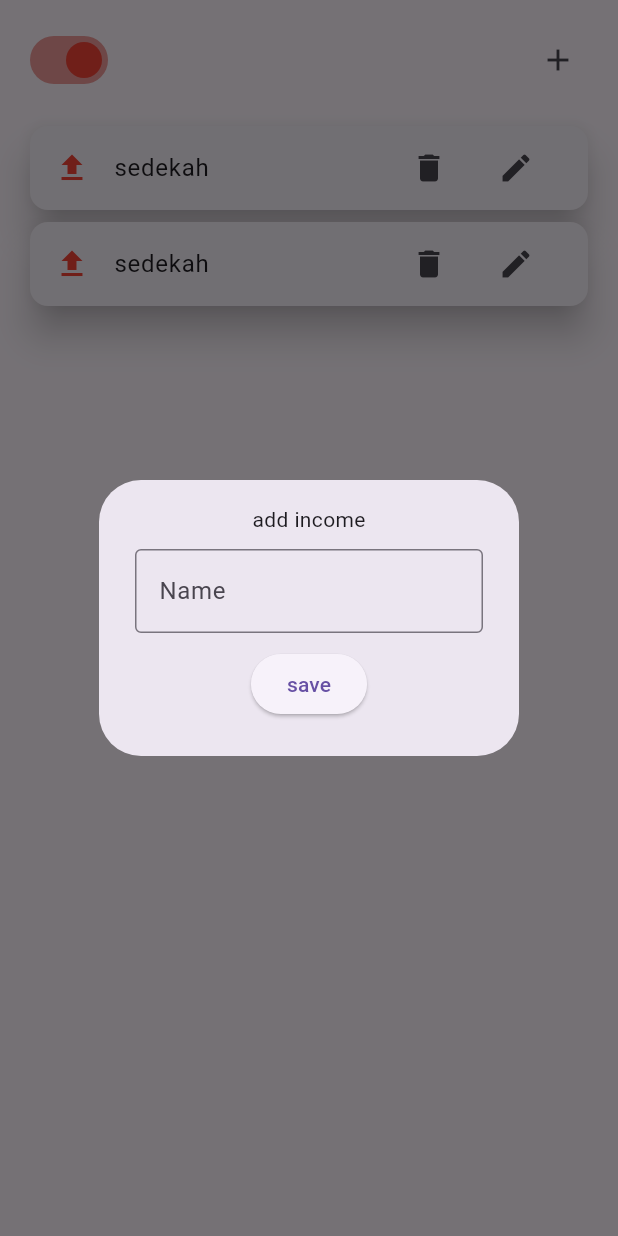
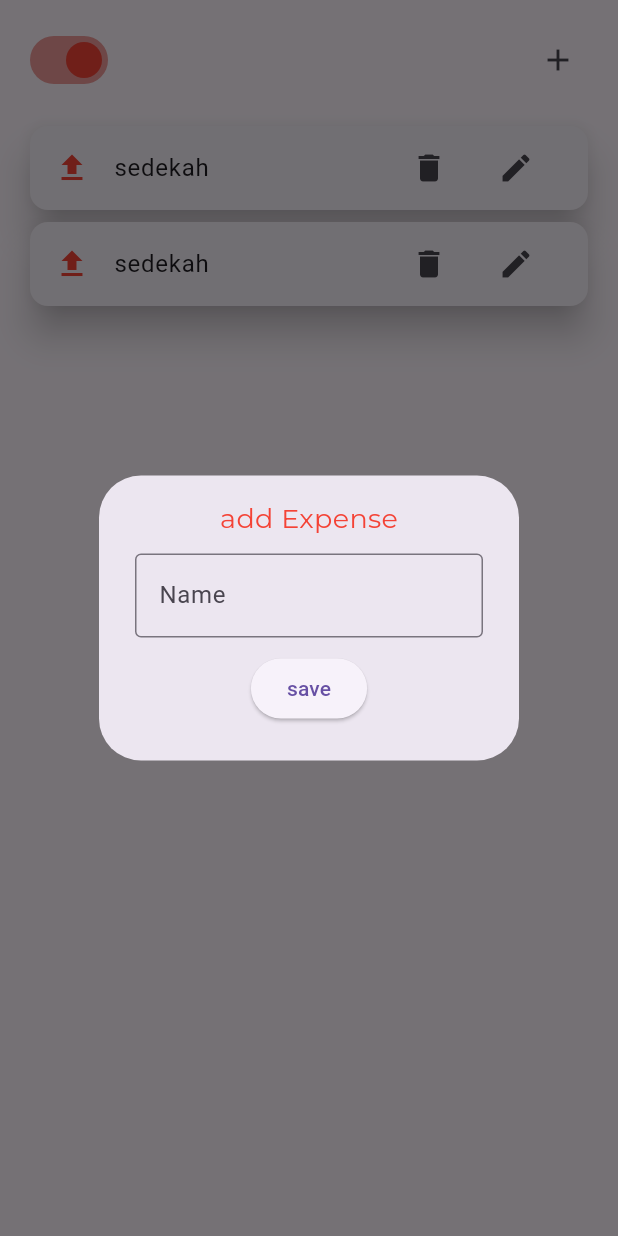
Before and after one commit to ZidannAR/MoneyTracker, a Flutter app: the CategoryPage widget shown alone on an empty page, opened directly, after a tap on the "add" icon, on a phone screen of 412 x 824 dp. Run offline on Flutter 3.47's test engine with Material 3 defaults, Android fonts, the phone set to English and light mode, and no system bars; our stand-ins replace google_fonts; missing offline and left inert: calendar_appbar.

Commit message:
menambahkan style pada modal

```diff
--- a/lib/pages/category_page.dart
+++ b/lib/pages/category_page.dart
@@ -1,4 +1,5 @@
 import 'package:flutter/material.dart';
+import 'package:google_fonts/google_fonts.dart';
 
 class CategoryPage extends StatefulWidget {
   const CategoryPage({super.key});
@@ -17,7 +18,7 @@ class _CategoryPageState extends State<CategoryPage> {
           child: Center(
             child: Column(
               children: [
-                Text("add income"),
+                Text((isExpense)?"add Expense":"add income", style: GoogleFonts.montserrat(fontSize: 18, color: (isExpense) ? Colors.red : Colors.green),),
                 SizedBox(height: 10,),
                 TextFormField(
                   decoration: InputDecoration(border: OutlineInputBorder(), hintText: "Name" ),
```
